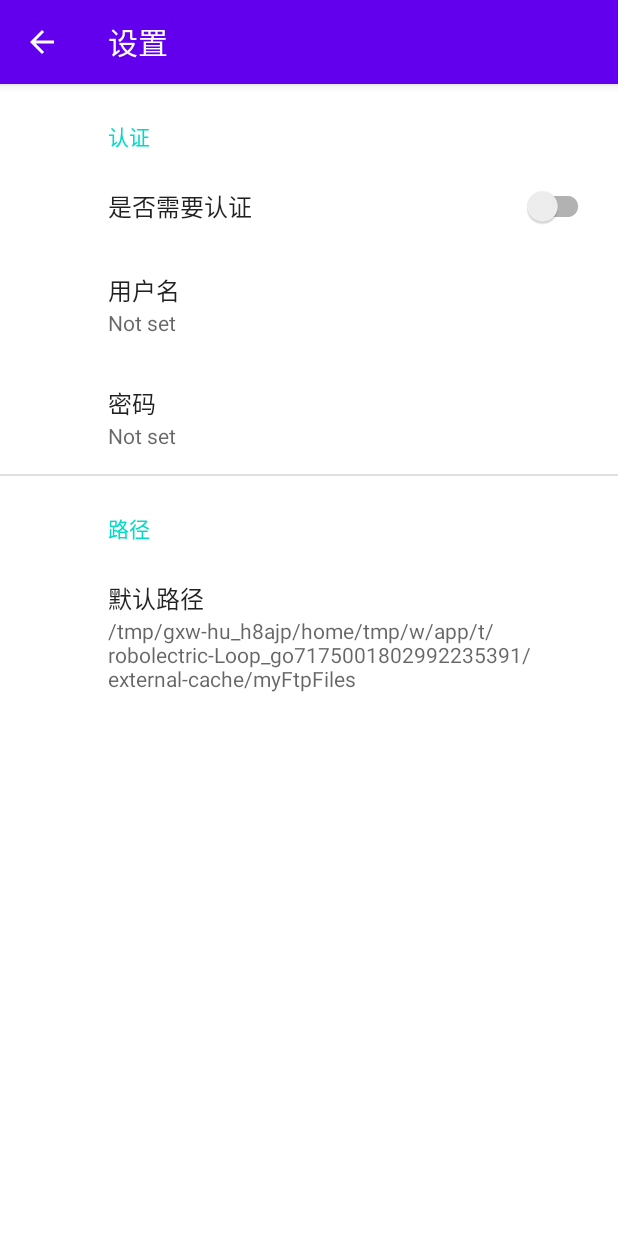
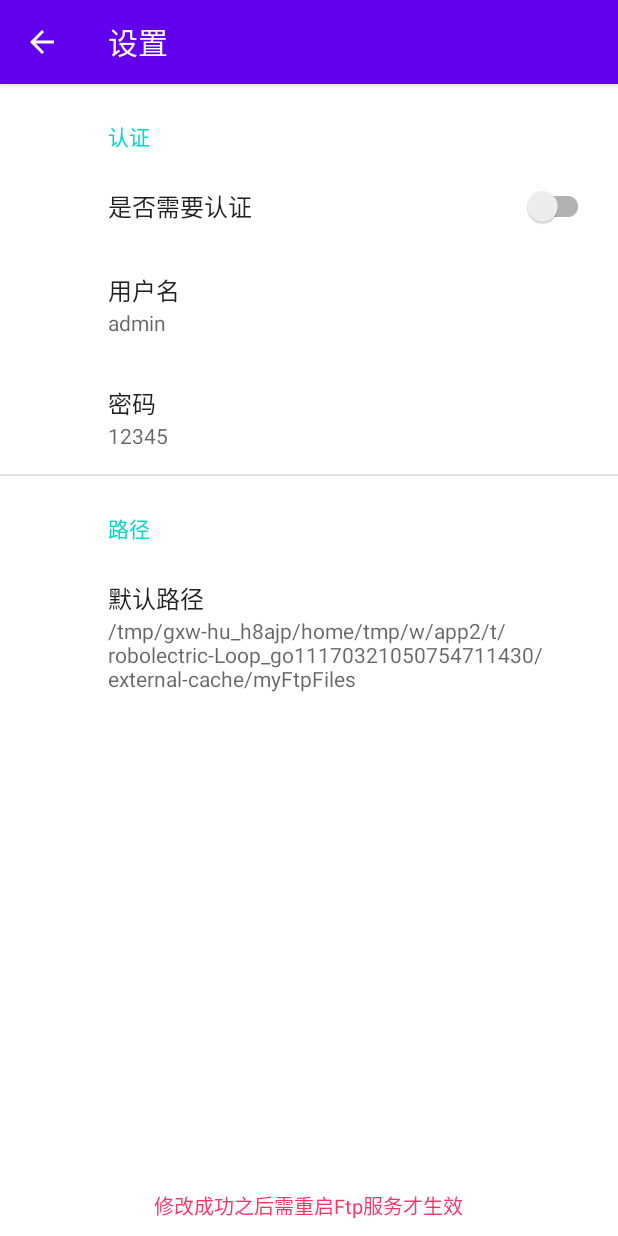
Before and after one commit to panmeibing/ftpserver, an Android app: the screen it shows after launch (SettingsActivity), in the options menu, after a tap on "设置", on a phone screen of 412 x 824 dp. Run offline under Robolectric (Android 15) with nearby library versions, the phone set to English and light mode, and no system bars; our stand-ins replace androidx.preference; libraries missing offline, so code that uses them is left out: org.apache.ftpserver.

Commit message:
判断是否挂载SD卡、获取ip捕获异常、设置默认认证用户

```diff
--- a/app/src/main/java/com/example/myftpserver/MainActivity.java
+++ b/app/src/main/java/com/example/myftpserver/MainActivity.java
@@ -280,6 +280,10 @@ public class MainActivity extends AppCompatActivity implements View.OnClickListe
     public void onClick(View v) {
         int id = v.getId();
         if (id == R.id.btnSwitch) {
+            if (!isMountSdCard()) {
+                Toast.makeText(getApplicationContext(), "未挂载SD卡，无法开启Ftp服务", Toast.LENGTH_SHORT).show();
+                return;
+            }
             if (isStartFtp) {
                 boolean isStop = stopFtpServer();
                 if (isStop) {
@@ -313,6 +317,7 @@ public class MainActivity extends AppCompatActivity implements View.OnClickListe
 
 
     public static String getIPAddress(Context context) {
+        try {
             NetworkInfo info = ((ConnectivityManager) context.getSystemService(Context.CONNECTIVITY_SERVICE)).getActiveNetworkInfo();
             if (info != null && info.isConnected()) {
                 if (info.getType() == ConnectivityManager.TYPE_MOBILE) {//当前使用2G/3G/4G网络
@@ -341,10 +346,22 @@ public class MainActivity extends AppCompatActivity implements View.OnClickListe
                 Toast.makeText(context.getApplicationContext(), "当前网络不可用,请先连接网络", Toast.LENGTH_SHORT).show();
                 return null;
             }
+
+        } catch (Exception e) {
+            e.printStackTrace();
+            Log.e("getIPAddress", "获取IP地址失败");
+        }
         return null;
     }
 
     public static String intIP2StringIP(int ip) {
         return (ip & 0xFF) + "." + ((ip >> 8) & 0xFF) + "." + ((ip >> 16) & 0xFF) + "." + (ip >> 24 & 0xFF);
     }
+
+    public boolean isMountSdCard() {
+        if (Environment.getExternalStorageState().equals(Environment.MEDIA_MOUNTED)) {
+            Log.e("isMountSdCard", "已挂载SD卡");
         }
+        return Environment.getExternalStorageState().equals(Environment.MEDIA_MOUNTED);
+    }
+}
--- a/app/src/main/res/layout/settings_activity.xml
+++ b/app/src/main/res/layout/settings_activity.xml
@@ -1,9 +1,21 @@
-<LinearLayout
-    xmlns:android="http://schemas.android.com/apk/res/android"
+<LinearLayout xmlns:android="http://schemas.android.com/apk/res/android"
     android:layout_width="match_parent"
-    android:layout_height="match_parent">
+    android:layout_height="match_parent"
+    android:orientation="vertical">
+
     <FrameLayout
         android:id="@+id/settings"
         android:layout_width="match_parent"
-        android:layout_height="match_parent"/>
+        android:layout_weight="1"
+        android:layout_height="0dp" />
+
+    <TextView
+        android:layout_width="wrap_content"
+        android:layout_height="wrap_content"
+        android:text="修改成功之后需重启Ftp服务才生效"
+        android:textColor="#ff3366"
+        android:gravity="center"
+        android:layout_gravity="center"
+        android:layout_margin="10dp"
+        android:textSize="13sp" />
 </LinearLayout>
--- a/app/src/main/res/xml/root_preferences.xml
+++ b/app/src/main/res/xml/root_preferences.xml
@@ -7,12 +7,14 @@
             app:title="是否需要认证" />
 
         <EditTextPreference
+            app:defaultValue="admin"
             app:dependency="is_auth"
             app:key="username"
             app:title="用户名"
             app:useSimpleSummaryProvider="true" />
 
         <EditTextPreference
+            app:defaultValue="12345"
             app:dependency="is_auth"
             app:key="password"
             app:title="密码"
```
Also changed, not shown: app/src/main/java/com/example/myftpserver/SettingsActivity.java (+23 -1 lines). Lines whose indentation alone changed are shown as unchanged.
